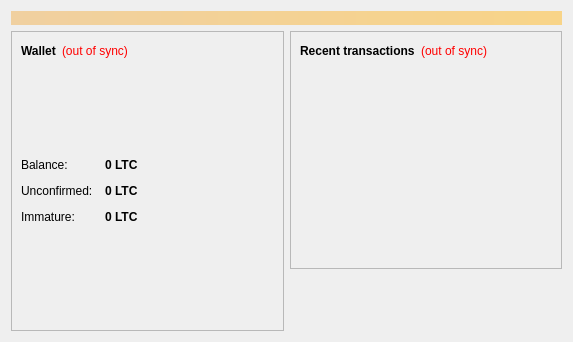
Old version of the form new-qt/src/qt/forms/overviewpage.ui in the repository funkshelper/woodcoin-historical.
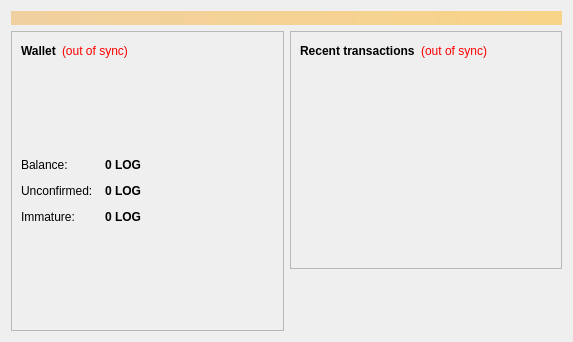
New version of the form. Icons and pictures are not drawn.

Diff of the .ui file:
```diff
--- a/new-qt/src/qt/forms/overviewpage.ui
+++ b/new-qt/src/qt/forms/overviewpage.ui
@@ -138,7 +138,7 @@
                <string>Your current balance</string>
               </property>
               <property name="text">
-               <string notr="true">0 LTC</string>
+               <string notr="true">0 LOG</string>
               </property>
               <property name="textInteractionFlags">
                <set>Qt::LinksAccessibleByMouse|Qt::TextSelectableByKeyboard|Qt::TextSelectableByMouse</set>
@@ -167,7 +167,7 @@
                <string>Total of transactions that have yet to be confirmed, and do not yet count toward the current balance</string>
               </property>
               <property name="text">
-               <string notr="true">0 LTC</string>
+               <string notr="true">0 LOG</string>
               </property>
               <property name="textInteractionFlags">
                <set>Qt::LinksAccessibleByMouse|Qt::TextSelectableByKeyboard|Qt::TextSelectableByMouse</set>
@@ -193,7 +193,7 @@
                <string>Chopped balance that has not yet matured</string>
               </property>
               <property name="text">
-               <string notr="true">0 LTC</string>
+               <string notr="true">0 LOG</string>
               </property>
               <property name="textInteractionFlags">
                <set>Qt::LinksAccessibleByMouse|Qt::TextSelectableByKeyboard|Qt::TextSelectableByMouse</set>
```
